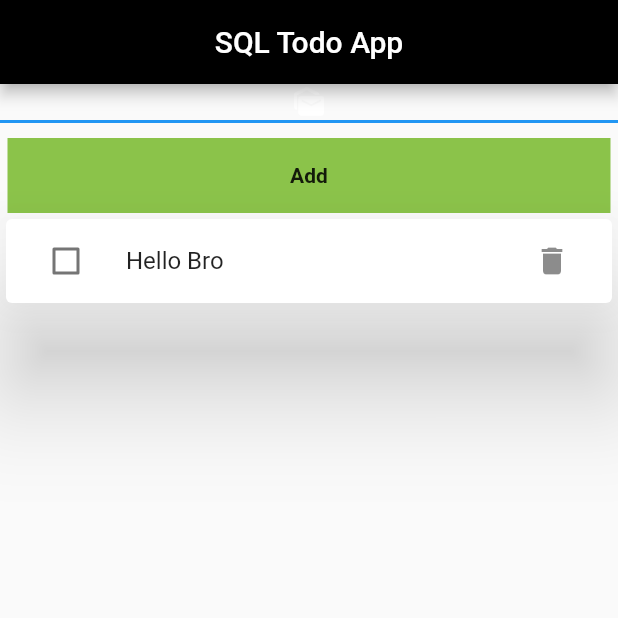
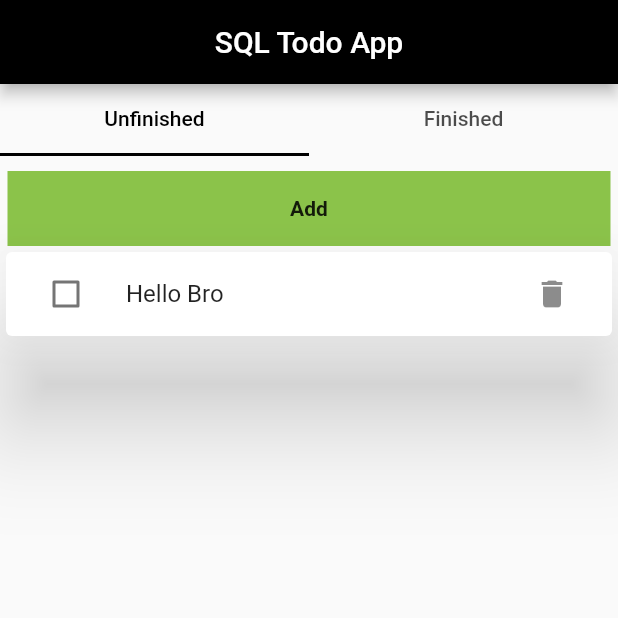
Before and after one commit to edewindt/todo_sqlflite, a Flutter app: the screen it shows after launch, on a phone screen of 412 x 824 dp, the top half of it. Run offline on Flutter 3.47's test engine with Material 2 defaults, Android fonts, the light colour scheme and no system bars.

Commit message:
tweaked tab bar

```diff
--- a/lib/tabs.dart
+++ b/lib/tabs.dart
@@ -6,6 +6,14 @@ class TabScreen extends StatelessWidget {
 
   @override
   Widget build(BuildContext context) {
-    return DefaultTabController(length: 1,child: Scaffold(appBar: TabBar(tabs: [Icon(Icons.mark_as_unread)]), body: TabBarView(children: [TodoList()]),));
+    return DefaultTabController(
+        length: 2,
+        child: Scaffold(
+          appBar: TabBar(
+            indicatorColor: Colors.black,
+            labelColor: Colors.black,
+              tabs: [Tab(child: Text("Unfinished")), Tab(child: Text("Finished"))]),
+          body: TabBarView(children: [TodoList(), Placeholder()]),
+        ));
   }
 }
```
